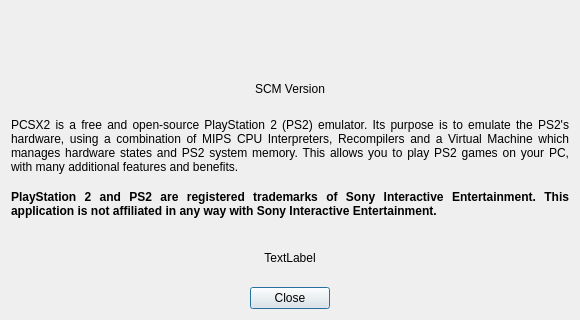
Qt form pcsx2-qt/AboutDialog.ui (SgtBilko76/ARMSX2-Quest) before a commit.
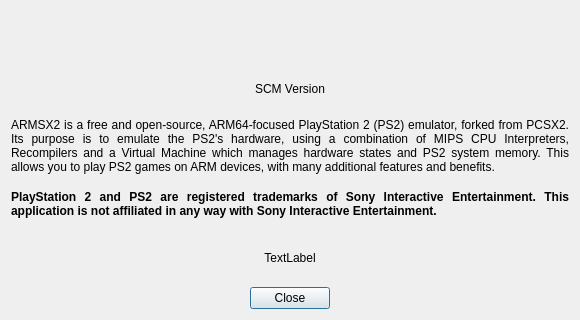
The same form after that commit. Icons and pictures are not drawn.

Commit message: Rebrand user-facing PCSX2 references to ARMSX2; fix Help menu

Diff of the .ui file:
```diff
--- a/pcsx2-qt/AboutDialog.ui
+++ b/pcsx2-qt/AboutDialog.ui
@@ -73,7 +73,7 @@
    <item>
     <widget class="QLabel" name="description">
      <property name="text">
-      <string>&lt;html&gt;&lt;head/&gt;&lt;body&gt;&lt;p&gt;PCSX2 is a free and open-source PlayStation 2 (PS2) emulator. Its purpose is to emulate the PS2's hardware, using a combination of MIPS CPU Interpreters, Recompilers and a Virtual Machine which manages hardware states and PS2 system memory. This allows you to play PS2 games on your PC, with many additional features and benefits.&lt;/p&gt;&lt;/body&gt;&lt;/html&gt;</string>
+      <string>&lt;html&gt;&lt;head/&gt;&lt;body&gt;&lt;p&gt;ARMSX2 is a free and open-source, ARM64-focused PlayStation 2 (PS2) emulator, forked from PCSX2. Its purpose is to emulate the PS2's hardware, using a combination of MIPS CPU Interpreters, Recompilers and a Virtual Machine which manages hardware states and PS2 system memory. This allows you to play PS2 games on ARM devices, with many additional features and benefits.&lt;/p&gt;&lt;/body&gt;&lt;/html&gt;</string>
      </property>
      <property name="alignment">
       <set>Qt::AlignmentFlag::AlignJustify|Qt::AlignmentFlag::AlignVCenter</set>
```
The commit also changes 33 other files.
